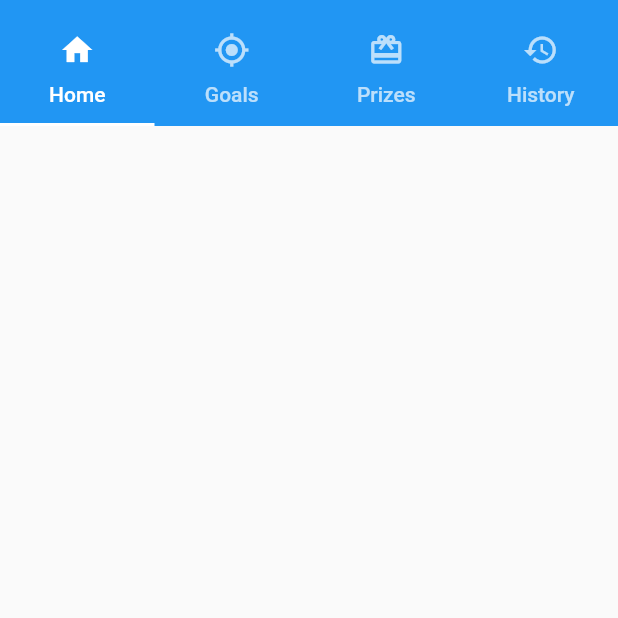
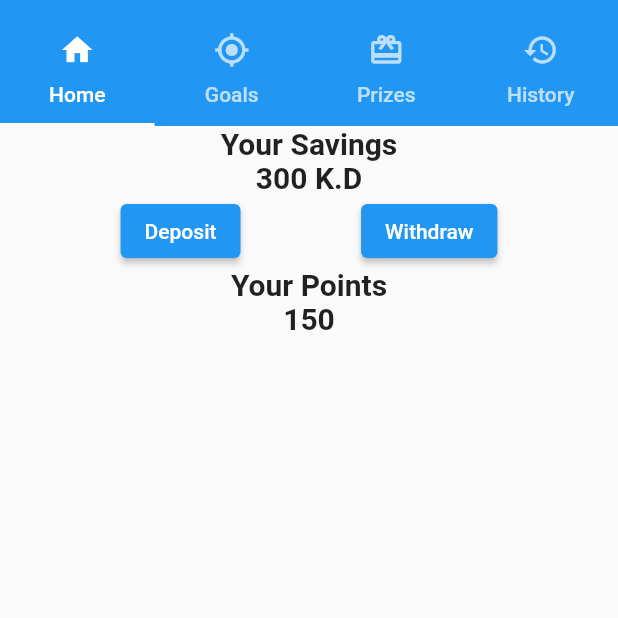
Before and after one commit to Be-YOK/bounty, a Flutter app: the screen it shows after launch, on a phone screen of 412 x 824 dp, the top half of it. Run offline on Flutter 3.47's test engine with Material 2 defaults, Android fonts, the phone set to English and light mode, and no system bars.

Commit message:
Home page

```diff
--- a/lib/Pages/home.dart
+++ b/lib/Pages/home.dart
@@ -1,6 +1,8 @@
+import 'package:bounty/Pages/prizes.dart';
 import 'package:flutter/material.dart';
 import 'package:flutter/src/foundation/key.dart';
 import 'package:flutter/src/widgets/framework.dart';
+import 'package:bounty/Pages/prizes.dart';
 
 class home extends StatefulWidget {
   const home({Key? key}) : super(key: key);
@@ -12,6 +14,60 @@ class home extends StatefulWidget {
 class _homeState extends State<home> {
   @override
   Widget build(BuildContext context) {
-    return Scaffold();
+    return Scaffold(
+      body: SingleChildScrollView(
+        child: SafeArea(
+          child: GestureDetector(
+            onTap: () => FocusScope.of(context).unfocus(),
+            child: Column(
+              children: [
+                Column(
+                  mainAxisAlignment: MainAxisAlignment.spaceEvenly,
+                  crossAxisAlignment: CrossAxisAlignment.center,
+                  children: [
+                    Text(
+                      'Your Savings',
+                      style:
+                          TextStyle(fontWeight: FontWeight.bold, fontSize: 20),
+                    ),
+                    Text(
+                      '300 K.D',
+                      style:
+                          TextStyle(fontWeight: FontWeight.bold, fontSize: 20),
+                    ),
+                    Row(
+                      mainAxisAlignment: MainAxisAlignment.spaceEvenly,
+                      crossAxisAlignment: CrossAxisAlignment.center,
+                      children: [
+                        ElevatedButton(
+                            onPressed: () {}, child: Text('Deposit')),
+                        ElevatedButton(
+                            onPressed: () {}, child: Text('Withdraw'))
+                      ],
+                    ),
+                  ],
+                ),
+                Column(
+                  mainAxisAlignment: MainAxisAlignment.spaceEvenly,
+                  crossAxisAlignment: CrossAxisAlignment.center,
+                  children: [
+                    Text(
+                      'Your Points',
+                      style:
+                          TextStyle(fontWeight: FontWeight.bold, fontSize: 20),
+                    ),
+                    Text(
+                      '150',
+                      style:
+                          TextStyle(fontWeight: FontWeight.bold, fontSize: 20),
+                    ),
+                  ],
+                ),
+              ],
+            ),
+          ),
+        ),
+      ),
+    );
   }
 }
--- a/lib/Pages/prizes.dart
+++ b/lib/Pages/prizes.dart
@@ -12,6 +12,8 @@ class prizes extends StatefulWidget {
 class _prizesState extends State<prizes> {
   @override
   Widget build(BuildContext context) {
-    return Scaffold();
+    return Scaffold(
+      body: Column(),
+    );
   }
 }
```
Also changed, not shown: lib/Pages/goals.dart (+45 -1 lines), lib/main.dart (+0 -73 lines), lib/Extra_Pages/Deposit.dart (added), lib/Extra_Pages/RedeemPrize.dart (added), lib/Extra_Pages/SucFail.dart (added), lib/Extra_Pages/Withdraw.dart (added), lib/Extra_Pages/addGoals.dart (added).
